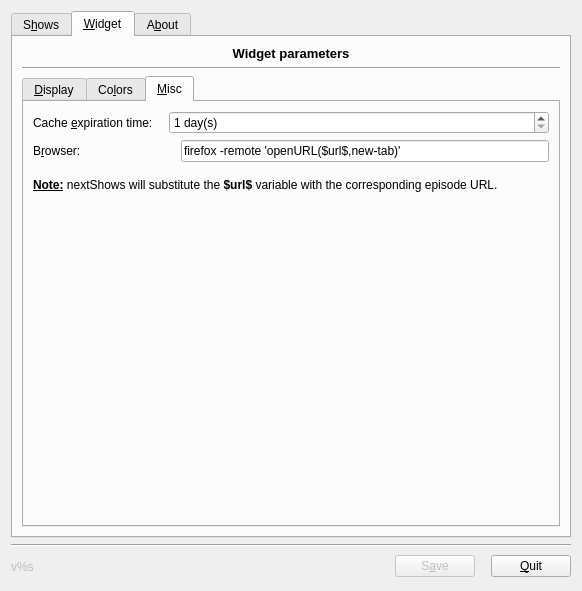
First picture: the form in nextShows/WorkFiles/ConfigGUI/NextShowsConfig.ui, repository gilcn/nextshows, before the edit.
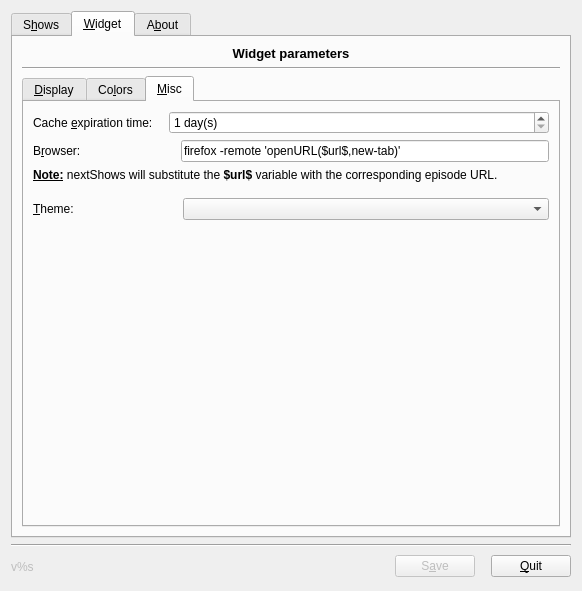
Second picture: the form after the edit. The open tabs and pages were chosen to show the change. Icons and pictures are not drawn.

Commit message: - Some GUI fixes - Added theme selector

```diff
--- a/nextShows/WorkFiles/ConfigGUI/NextShowsConfig.ui
+++ b/nextShows/WorkFiles/ConfigGUI/NextShowsConfig.ui
@@ -1658,21 +1658,6 @@
           <layout class="QGridLayout" >
            <item row="0" column="0" >
             <layout class="QVBoxLayout" >
-             <property name="spacing" >
-              <number>6</number>
-             </property>
-             <property name="leftMargin" >
-              <number>0</number>
-             </property>
-             <property name="topMargin" >
-              <number>0</number>
-             </property>
-             <property name="rightMargin" >
-              <number>0</number>
-             </property>
-             <property name="bottomMargin" >
-              <number>0</number>
-             </property>
              <item>
               <layout class="QHBoxLayout" >
                <property name="spacing" >
@@ -1793,23 +1778,7 @@
               </layout>
              </item>
              <item>
-              <spacer>
-               <property name="orientation" >
-                <enum>Qt::Vertical</enum>
-               </property>
-               <property name="sizeType" >
-                <enum>QSizePolicy::Fixed</enum>
-               </property>
-               <property name="sizeHint" >
-                <size>
-                 <width>20</width>
-                 <height>10</height>
-                </size>
-               </property>
-              </spacer>
-             </item>
-             <item>
-              <widget class="QLabel" name="label" >
+              <widget class="QLabel" name="lblBrowserNote" >
                <property name="text" >
                 <string>&lt;html>&lt;head>&lt;meta name="qrichtext" content="1" />&lt;style type="text/css">
 p, li { white-space: pre-wrap; }
@@ -1821,6 +1790,62 @@
                </property>
               </widget>
              </item>
+             <item>
+              <spacer>
+               <property name="orientation" >
+                <enum>Qt::Vertical</enum>
+               </property>
+               <property name="sizeType" >
+                <enum>QSizePolicy::Fixed</enum>
+               </property>
+               <property name="sizeHint" >
+                <size>
+                 <width>20</width>
+                 <height>10</height>
+                </size>
+               </property>
+              </spacer>
+             </item>
+             <item>
+              <layout class="QHBoxLayout" >
+               <item>
+                <widget class="QLabel" name="lblTheme" >
+                 <property name="text" >
+                  <string>&amp;Theme:</string>
+                 </property>
+                 <property name="buddy" >
+                  <cstring>comboTheme</cstring>
+                 </property>
+                </widget>
+               </item>
+               <item>
+                <spacer>
+                 <property name="orientation" >
+                  <enum>Qt::Horizontal</enum>
+                 </property>
+                 <property name="sizeType" >
+                  <enum>QSizePolicy::Fixed</enum>
+                 </property>
+                 <property name="sizeHint" >
+                  <size>
+                   <width>103</width>
+                   <height>20</height>
+                  </size>
+                 </property>
+                </spacer>
+               </item>
+               <item>
+                <widget class="QComboBox" name="comboTheme" >
+                 <property name="sizePolicy" >
+                  <sizepolicy vsizetype="Fixed" hsizetype="Expanding" >
+                   <horstretch>0</horstretch>
+                   <verstretch>0</verstretch>
+                  </sizepolicy>
+                 </property>
+                </widget>
+               </item>
+              </layout>
+             </item>
             </layout>
            </item>
            <item row="1" column="0" >
@@ -1830,8 +1855,8 @@
              </property>
              <property name="sizeHint" >
               <size>
-               <width>20</width>
-               <height>40</height>
+               <width>516</width>
+               <height>131</height>
               </size>
              </property>
             </spacer>
```
Left out of the diff: 8 changed lines with no effect on the pictures.
